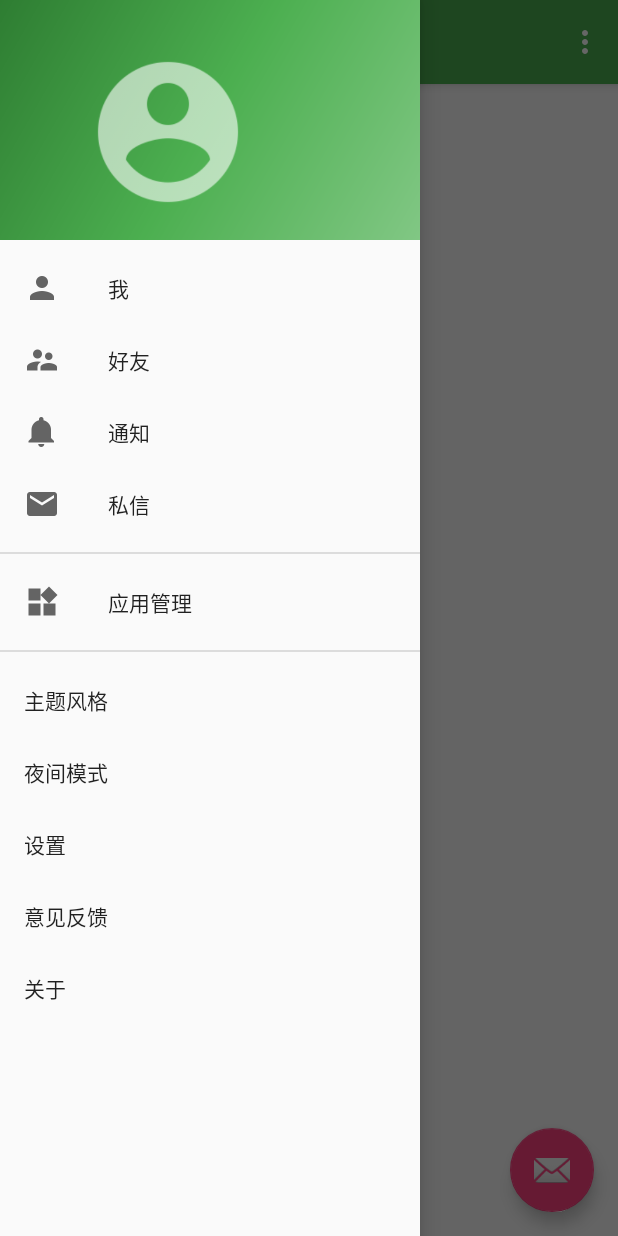
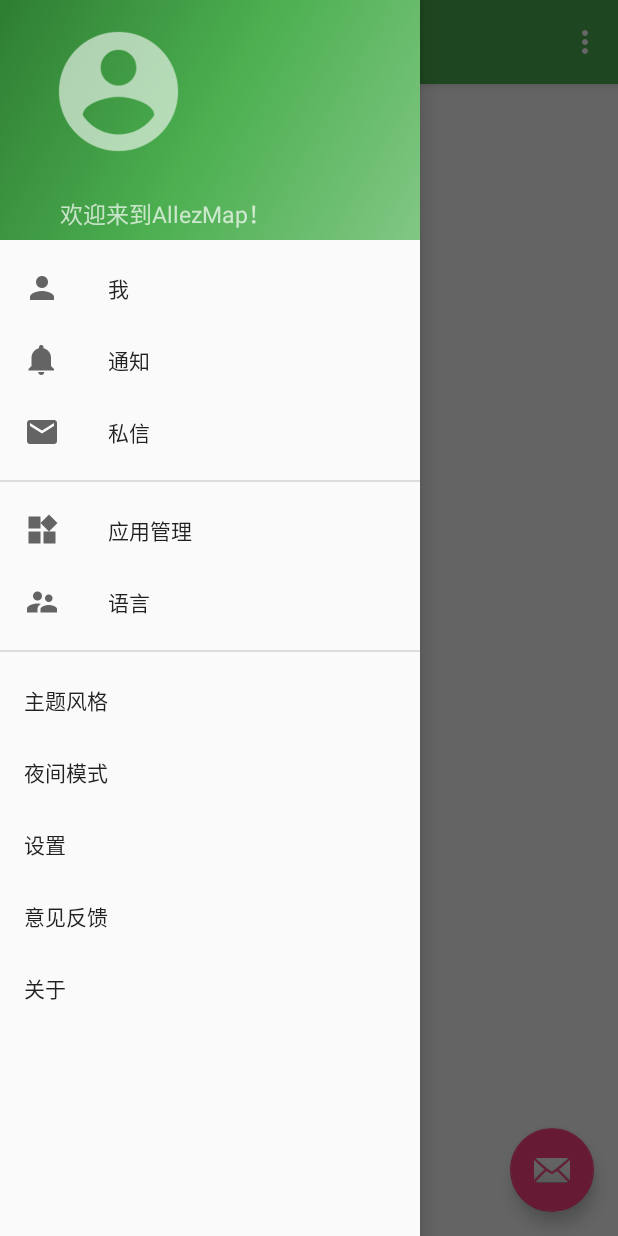
Before and after one commit to AlvaWymer/AllezMaps, an Android app: the ProgrammeActivity screen opened directly, with no data from a screen before it, with the side drawer open, on a phone screen of 412 x 824 dp. Run offline under Robolectric (Android 15) with nearby library versions, the phone set to English and light mode, and no system bars; our stand-ins replace ButterKnife.

Commit message:
主页面简单修改-未完工

```diff
--- a/app/src/main/java/com/helloworld/lyz/allezmap/MainActivity.java
+++ b/app/src/main/java/com/helloworld/lyz/allezmap/MainActivity.java
@@ -19,7 +19,7 @@ import android.widget.Toast;
 public class MainActivity extends Activity {
 
     // 程序刚启动时启动页面显示的时间
-    private static final long SPLASH_DELAY_MILLIS = 2000;
+    private static final long SPLASH_DELAY_MILLIS = 000;
     //Sharepreferences 名称
     private static final String SHAREDPREFERENCES_NAME = "first_pref";
 
--- a/app/src/main/java/com/helloworld/lyz/allezmap/ProgrammeActivity.java
+++ b/app/src/main/java/com/helloworld/lyz/allezmap/ProgrammeActivity.java
@@ -1,6 +1,11 @@
 package com.helloworld.lyz.allezmap;
 
+import android.app.AlertDialog;
+import android.content.ComponentName;
+import android.content.Context;
+import android.content.DialogInterface;
 import android.content.Intent;
+import android.net.ConnectivityManager;
 import android.os.Bundle;
 import android.support.design.widget.NavigationView;
 import android.support.v4.view.GravityCompat;
@@ -111,8 +116,8 @@ public class ProgrammeActivity extends BaseActivity implements NavigationView.On
             case R.id.nav_about:
                 string = "关于";
                 break;
-            case R.id.nav_friend:
-                string = "好友";
+            case R.id.nav_langage:
+                string = "语言";
                 break;
             case R.id.nav_manage:
                 string = "通知";
@@ -153,6 +158,57 @@ public class ProgrammeActivity extends BaseActivity implements NavigationView.On
 
     }
 
+    //首次启动时  检测网络状态
+    @Override
+    protected void onStart() {
+        NetWorkStatus();
+        super.onStart();
+    }
+    // 判断网络连接 方法
+    public void NetWorkStatus() {
+        ConnectivityManager connectivityManager = (ConnectivityManager) getSystemService(Context.CONNECTIVITY_SERVICE);
+        connectivityManager.getActiveNetworkInfo();
+
+        boolean netSataus = true;
+        if (connectivityManager.getActiveNetworkInfo() != null) {
+            netSataus = connectivityManager.getActiveNetworkInfo().isAvailable();
+        } else {
+            AlertDialog.Builder aler_builder = new AlertDialog.Builder(this)
+                    .setIcon(R.mipmap.ic_launcher).setTitle(R.string.login_network_title)
+                    .setMessage(R.string.login_network_message);
+            aler_builder.setPositiveButton(R.string.login_network_setting, new DialogInterface.OnClickListener() {
+                public void onClick(DialogInterface dialog, int whichButton) {
+                    /* Intent mIntent = new Intent("/"); */
+                    /**
+                     * 判断手机系统的版本！如果API大于10 就是3.0+
+                     * 因为3.0以上的版本的设置和3.0以下的设置不一样，调用的方法不同
+                     */
+
+                    Intent intent = null;
+                    /**
+                     * 判断手机系统的版本！如果API大于10 就是3.0+
+                     * 因为3.0以上的版本的设置和3.0以下的设置不一样，调用的方法不同
+                     */
+                    if (android.os.Build.VERSION.SDK_INT > 10) {
+                        intent = new Intent(
+                                android.provider.Settings.ACTION_WIFI_SETTINGS);
+                    } else {
+                        intent = new Intent();
+                        ComponentName component = new ComponentName(
+                                "com.android.settings",
+                                "com.android.settings.WirelessSettings");
+                        intent.setComponent(component);
+                        intent.setAction("android.intent.action.VIEW");
+                    }
+                    startActivity(intent);
+                }
+            }).setNeutralButton(R.string.login_network_cancel, new DialogInterface.OnClickListener() {
+                public void onClick(DialogInterface dialog, int whichButton) {
+                    dialog.cancel();
+                }
+            }).show();
+        }
+    }
 //    @Override
 //    public void onClick(View v) {
 //        if(v.getId()==R.id.ivAvatar){
--- /dev/null
+++ b/app/src/main/res/drawable/programme_view_head.xml
@@ -0,0 +1,7 @@
+<?xml version="1.0" encoding="utf-8"?>
+<selector xmlns:android="http://schemas.android.com/apk/res/android">
+    <item android:drawable="@drawable/program_account_pressed" android:state_pressed="true" />
+    <item android:drawable="@drawable/program_account_unpress" />
+    <!--<item android:drawable="@drawable/program_account_unpress" android:state_pressed="true" />-->
+    <!--<item android:drawable="@drawable/program_account_pressed" />-->
+</selector>
--- a/app/src/main/res/layout/activity_guide_show_qua.xml
+++ b/app/src/main/res/layout/activity_guide_show_qua.xml
@@ -16,10 +16,10 @@
         android:id="@+id/guide_show_qua_image_view"
         android:layout_width="wrap_content"
         android:layout_height="wrap_content"
-        android:layout_alignParentBottom="true"
-        android:layout_centerHorizontal="true"
         android:layout_marginBottom="108dp"
         android:background="@drawable/guide_final_btn_entre"
-        android:focusable="true" />
+        android:focusable="true"
+        android:layout_alignParentBottom="true"
+        android:layout_centerHorizontal="true" />
 
 </RelativeLayout>
--- a/app/src/main/res/layout/nav_header_programme.xml
+++ b/app/src/main/res/layout/nav_header_programme.xml
@@ -1,38 +1,37 @@
 <?xml version="1.0" encoding="utf-8"?>
-<LinearLayout xmlns:android="http://schemas.android.com/apk/res/android"
+<RelativeLayout xmlns:android="http://schemas.android.com/apk/res/android"
     android:id="@+id/headerView"
     android:layout_width="match_parent"
     android:layout_height="@dimen/nav_header_height"
     xmlns:tools="http://schemas.android.com/tools"
     android:background="@drawable/side_nav_bar"
-    android:gravity="bottom"
-    android:orientation="vertical"
-    android:paddingBottom="@dimen/activity_vertical_margin"
-    android:paddingLeft="@dimen/activity_horizontal_margin"
-    android:paddingRight="@dimen/activity_horizontal_margin"
-    android:paddingTop="@dimen/activity_vertical_margin"
+
+
     android:theme="@style/ThemeOverlay.AppCompat.Dark">
+
+    <TextView
+        android:id="@+id/programm_head_tvNickName"
+        android:layout_width="wrap_content"
+        android:layout_height="wrap_content"
+        android:paddingTop="@dimen/nav_header_vertical_spacing"
+        tools:text="JohnTsai"
+        android:text="@string/programm_head_welcome_and_name"
+        android:textSize="15dp"
+        android:paddingLeft="40dp"
+        android:layout_below="@+id/ivAvatar"
+        android:layout_alignParentStart="true"
+        android:layout_marginTop="6dp" />
 
     <ImageView
         android:id="@+id/ivAvatar"
-        android:layout_width="wrap_content"
-        android:layout_height="wrap_content"
-        android:paddingTop="@dimen/nav_header_vertical_spacing"
-        android:src="@mipmap/ic_account_circle_white_48dp" />
+        android:layout_width="95dp"
+        android:layout_height="95dp"
+        android:paddingTop="0dp"
+        android:src="@drawable/programme_view_head"
 
-    <TextView
-        android:id="@+id/tvNickName"
-        android:layout_width="match_parent"
-        android:layout_height="wrap_content"
-        android:paddingTop="@dimen/nav_header_vertical_spacing"
-        tools:text="JohnTsai"
-        android:text="点击登录"
-        android:textAppearance="@style/TextAppearance.AppCompat.Body1" />
+        android:layout_marginStart="31dp"
+        android:layout_alignParentTop="true"
+        android:layout_alignParentStart="true"
+        android:layout_marginTop="13dp" />
 
-    <TextView
-        android:id="@+id/tvRealName"
-        android:layout_width="wrap_content"
-        android:layout_height="wrap_content"
-        tools:text="JohnTsaiAndroid" />
-
-</LinearLayout>
+</RelativeLayout>
--- a/app/src/main/res/menu/activity_programme_drawer.xml
+++ b/app/src/main/res/menu/activity_programme_drawer.xml
@@ -6,10 +6,10 @@
             android:id="@+id/nav_me"
             android:title="我"
             android:icon="@mipmap/ic_mine_gray_24"/>
-        <item
-            android:id="@+id/nav_friend"
-            android:title="好友"
-            android:icon="@mipmap/ic_friends_gray_24"/>
+        <!--<item-->
+            <!--android:id="@+id/nav_friend"-->
+            <!--android:title="好友"-->
+            <!--android:icon="@mipmap/ic_langage_gray_24"/>-->
         <item
             android:id="@+id/nav_notification"
             android:title="通知"
@@ -26,6 +26,11 @@
             android:id="@+id/nav_manage"
             android:title="应用管理"
             android:icon="@mipmap/ic_app_management_gray_24"/>
+        <item
+            android:id="@+id/nav_langage"
+            android:title="语言"
+            android:icon="@mipmap/ic_langage_gray_24"/>
+
     </group>
     <group
         android:checkableBehavior="none"
--- a/app/src/main/res/values/strings.xml
+++ b/app/src/main/res/values/strings.xml
@@ -5,6 +5,17 @@
     <string name="login_network_setting">设置</string>
     <string name="login_network_cancel">否</string>
     <string name="login_language">语言</string>
+
+    <string name="programm_head_welcome_and_name">欢迎来到AllezMap！</string>
+
+
+
+
+
+
+
+
+
     <string name="title_activity_programme">ProgrammeActivity</string>
 
     <string name="navigation_drawer_open">Open navigation drawer</string>
```
Also changed, not shown: app/src/main/res/drawable/program_account_pressed.png (renamed from app/src/main/res/mipmap-mdpi/ic_avatar_placeholder_48dp.png), app/src/main/res/drawable/program_account_unpress.png (renamed from app/src/main/res/mipmap-mdpi/ic_account_circle_white_48dp.png), app/src/main/res/mipmap-mdpi/ic_langage_gray_24.png (renamed from app/src/main/res/mipmap-mdpi/ic_friends_gray_24.png), app/src/main/res/mipmap-xhdpi/ic_account_circle_white_48dp.png (added), app/src/main/res/mipmap-xhdpi/ic_avatar_placeholder_48dp.png (added), 2 other files.
